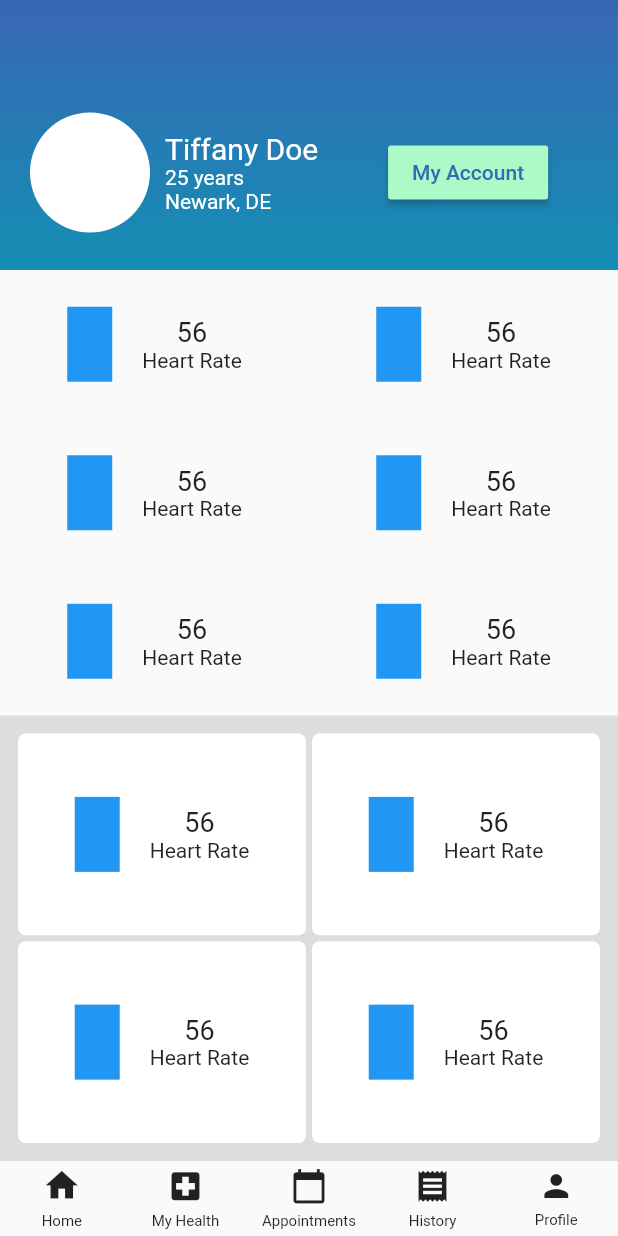
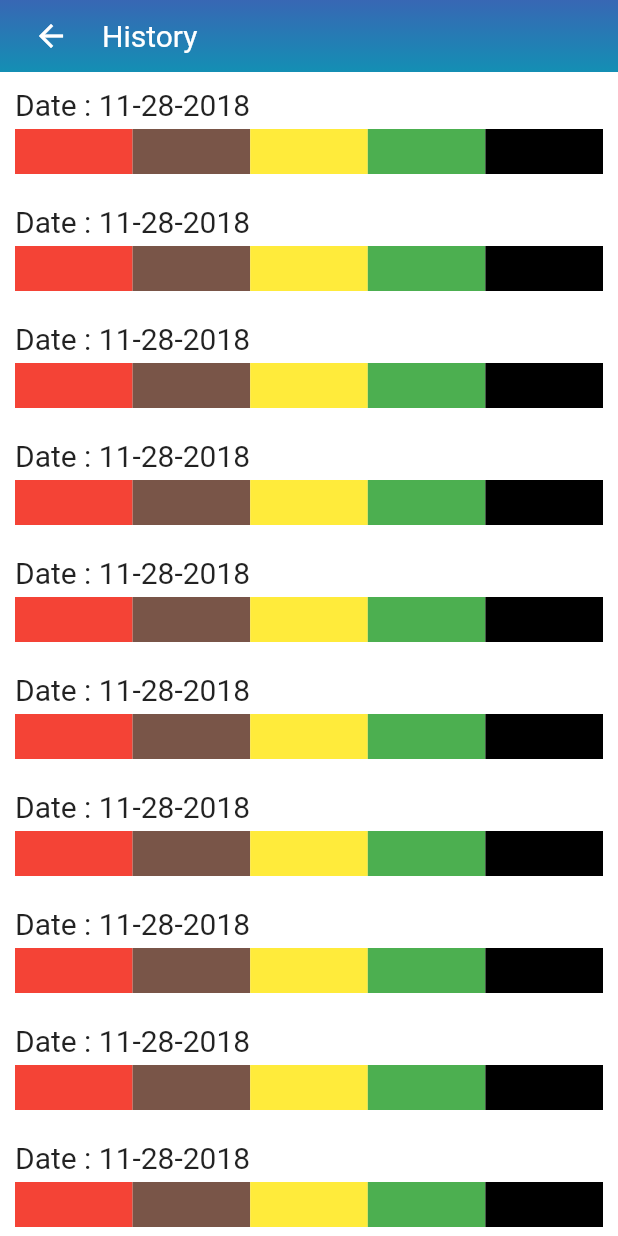
Before and after one commit to Sachinx0e/WoundCare, a Flutter app: the screen it shows after launch, on a phone screen of 412 x 824 dp. Run offline on Flutter 3.47's test engine with Material 2 defaults, Android fonts, the phone set to English and light mode, and no system bars.

Commit message:
History page done

```diff
--- /dev/null
+++ b/lib/components/PageHeader.dart
@@ -0,0 +1,58 @@
+import 'package:flutter/material.dart';
+import 'package:woundcare/misc/Colors.dart';
+
+class PageHeader extends StatelessWidget{
+  String title;
+
+  PageHeader({String title=""}){
+    this.title = title;
+  }
+
+  @override
+  Widget build(BuildContext context) {
+    // TODO: implement build
+    return Container(
+        decoration: BoxDecoration(
+          gradient: LinearGradient(
+            begin: Alignment.topCenter,
+            end: Alignment.bottomCenter, // 10% of the width, so there are ten blinds.
+            // ignore: undefined_identifier
+            colors: [AppColors.hexToColor("#3867B4"), AppColors.hexToColor("#148FB4")], // whitish to gray
+            tileMode: TileMode.mirror, // repeats the gradient over the canvas
+          ),
+        ),
+        child: SafeArea(
+            bottom: false,
+            child: Padding(
+                padding: EdgeInsets.only(left: 10.0),
+                child: Column(
+                  children: <Widget>[
+                    Row(
+                      children: <Widget>[
+                        IconButton(
+                          icon: Icon(Icons.arrow_back),
+                          color: Colors.white,
+                          onPressed: (){},
+                        ),
+                        Padding(
+                          padding: EdgeInsets.only(
+                              left: 10.0
+                          ),
+                          child: Text(
+                              this.title,
+                              style: TextStyle(
+                                  fontSize: 20.0,
+                                  color: Colors.white
+                              )
+                          ),
+                        )
+                      ],
+                    ),
+                  ],
+                )
+            )
+        )
+    );
+  }
+
+}
--- /dev/null
+++ b/lib/core/models/HistoryItem.dart
@@ -0,0 +1,7 @@
+class HistoryItem {
+  int id;
+  double red;
+  double brown;
+  double yellow;
+  double green;
+}
--- a/lib/main.dart
+++ b/lib/main.dart
@@ -1,5 +1,6 @@
 import 'package:flutter/material.dart';
 import 'package:flutter/rendering.dart';
+import 'package:woundcare/screen/HistoryPage.dart';
 import 'package:woundcare/screen/HomePage.dart';
 import 'package:woundcare/screen/Signup.dart';
 import 'package:woundcare/core/State.dart';
@@ -25,7 +26,6 @@ class MyApp extends StatelessWidget {
       },
       theme: new ThemeData(
         // This is the theme of your application.
-        //
         // Try running your application with "flutter run". You'll see the
         // application has a blue toolbar. Then, without quitting the app, try
         // changing the primarySwatch below to Colors.green and then invoke
@@ -40,7 +40,7 @@ class MyApp extends StatelessWidget {
           }else{
             return new Welcome();
           }**/
-          return new HomePage();
+          return new HistoryPage();
       }(),
     );
   }
--- /dev/null
+++ b/lib/screen/HistoryPage.dart
@@ -0,0 +1,100 @@
+import 'package:flutter/material.dart';
+import 'package:woundcare/components/PageHeader.dart';
+import 'package:woundcare/misc/Colors.dart';
+
+class HistoryPage extends StatefulWidget {
+
+  @override
+  State<StatefulWidget> createState() {
+    // TODO: implement createState
+    return HistoryPageState();
+  }
+
+}
+
+class HistoryPageState extends State<HistoryPage> {
+
+  @override
+  Widget build(BuildContext context) {
+
+    // TODO: implement build
+    return Scaffold(
+      body: Container(
+        color: Colors.white,
+        child: Column(
+          children: <Widget>[
+            PageHeader(title: "History"),
+            Expanded(
+              child: SafeArea(
+                  top: false,
+                  child: ListView.builder(
+                    itemCount: 30,
+                    itemBuilder: (BuildContext context, int index) {
+                      return Container(
+                        color: Colors.white,
+                        child: Container(
+                          child: Padding(
+                            padding: EdgeInsets.all(10.0),
+                            child: Column(
+                              crossAxisAlignment: CrossAxisAlignment.stretch,
+                              children: <Widget>[
+                                Text(
+                                    "Date : 11-28-2018",
+                                    style: TextStyle(
+                                        fontSize: 20.0
+                                    )
+                                ),
+
+                                Padding(
+                                    padding: EdgeInsets.only(top: 5.0),
+                                    child: Row(
+                                      children: <Widget>[
+                                        Expanded(
+                                            child: Container(
+                                              height: 30.0,
+                                              color: Colors.red,
+                                            )
+                                        ),
+                                        Expanded(
+                                            child: Container(
+                                              height: 30.0,
+                                              color: Colors.brown,
+                                            )
+                                        ),
+                                        Expanded(
+                                            child: Container(
+                                              height: 30.0,
+                                              color: Colors.yellow,
+                                            )
+                                        ),
+                                        Expanded(
+                                            child: Container(
+                                              height: 30.0,
+                                              color: Colors.green,
+                                            )
+                                        ),
+                                        Expanded(
+                                            child: Container(
+                                              height: 30.0,
+                                              color: Colors.black,
+                                            )
+                                        )
+                                      ],
+                                    )
+                                )
+                              ],
+                            ),
+                          ),
+                        ),
+                      );
+                    },
+                  )
+              ),
+            )
+          ],
+        ),
+      )
+    );
+  }
+
+}
--- a/lib/screen/HomePage.dart
+++ b/lib/screen/HomePage.dart
@@ -172,7 +172,9 @@ class HomePageState extends State<HomePage> {
                   ),
               ),
 
-              Container(
+              SafeArea(
+                top: false,
+                child: Container(
                   child: Row(
                     children: <Widget>[
                       Expanded(
@@ -192,6 +194,7 @@ class HomePageState extends State<HomePage> {
                       ),
                     ],
                   ),
+                ),
               )
 
             ],
--- a/lib/screen/WoundAnalysis.dart
+++ b/lib/screen/WoundAnalysis.dart
@@ -1,4 +1,5 @@
 import 'package:flutter/material.dart';
+import 'package:woundcare/components/PageHeader.dart';
 import 'package:woundcare/misc/Colors.dart';
 
 class WoundAnalysis extends StatelessWidget {
@@ -9,55 +10,7 @@ class WoundAnalysis extends StatelessWidget {
     return Scaffold(
       body: Column(
         children: <Widget>[
-          SizedBox(
-            width: double.infinity,
-            height: 80.0,
-            child: Container(
-              decoration: BoxDecoration(
-                gradient: LinearGradient(
-                  begin: Alignment.topCenter,
-                  end: Alignment.bottomCenter, // 10% of the width, so there are ten blinds.
-                  colors: [AppColors.hexToColor("#3867B4"), AppColors.hexToColor("#148FB4")], // whitish to gray
-                  tileMode: TileMode.mirror, // repeats the gradient over the canvas
-                ),
-              ),
-              child: Padding(
-                  padding: EdgeInsets.only(left: 00.0),
-                  child: Column(
-                    children: <Widget>[
-                      SizedBox(
-                        width: double.infinity,
-                        height: 24.0,
-                        child: Container(
-
-                        ),
-                      ),
-                      Row(
-                        children: <Widget>[
-                          IconButton(
-                            icon: Icon(Icons.arrow_back),
-                            color: Colors.white,
-                            onPressed: (){},
-                          ),
-                          Padding(
-                            padding: EdgeInsets.only(
-                                left: 10.0
-                            ),
-                            child: Text(
-                                "Wound analysis result",
-                                style: TextStyle(
-                                    fontSize: 20.0,
-                                    color: Colors.white
-                                )
-                            ),
-                          )
-                        ],
-                      ),
-                    ],
-                  )
-              )
-            ),
-          ),
+          PageHeader(title:"Wound analysis result"),
           Align(
             alignment: Alignment.centerLeft,
             child: Padding(
```
Also changed, not shown: 1 other file. Lines whose indentation alone changed are shown as unchanged.
